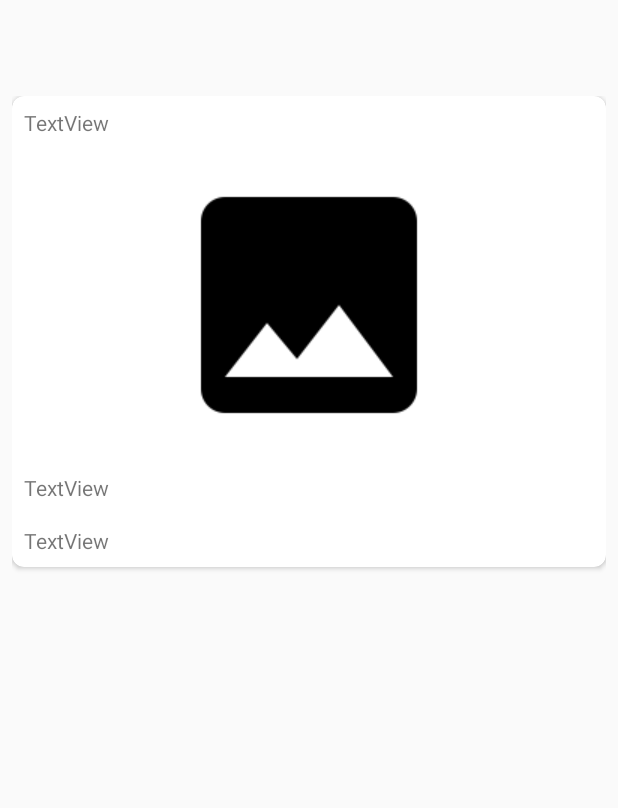
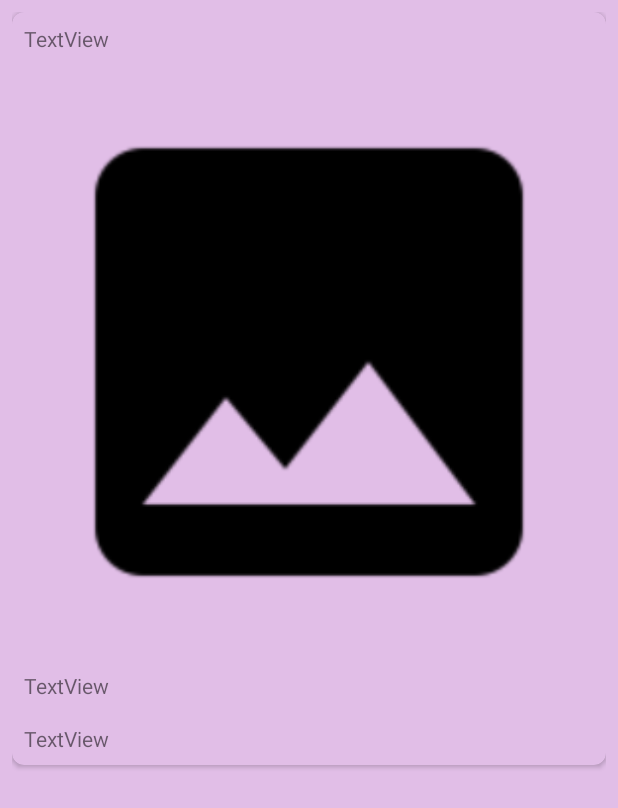
Before and after one commit to GerardoZ/Flickr-Browser, an Android app: the layout content_photo_detail.xml on its own in the app's theme, with its tools: preview values and no code run, on a phone screen of 412 x 824 dp. Shown: the top 808 px of the screen. Run offline under Robolectric (Android 15) with nearby library versions, the phone set to English and light mode, and no system bars.

Commit message:
Clase 162

```diff
--- a/app/build.gradle
+++ b/app/build.gradle
@@ -19,7 +19,7 @@ android {
 }
 
 dependencies {
-    implementation fileTree(dir: 'libs', include: ['*.jar'])
+    implementation fileTree(include: ['*.jar'], dir: 'libs')
     implementation 'com.android.support:appcompat-v7:26.1.0'
     implementation 'com.android.support.constraint:constraint-layout:1.0.2'
     implementation 'com.android.support:design:26.1.0'
@@ -27,4 +27,5 @@ dependencies {
     androidTestImplementation 'com.android.support.test:runner:1.0.1'
     androidTestImplementation 'com.android.support.test.espresso:espresso-core:3.0.1'
     implementation 'com.android.support:cardview-v7:26.1.0'
+    implementation 'com.squareup.picasso:picasso:2.3.2'
 }
--- a/app/src/main/res/layout/browse.xml
+++ b/app/src/main/res/layout/browse.xml
@@ -1,6 +1,7 @@
 <?xml version="1.0" encoding="utf-8"?>
 <LinearLayout xmlns:android="http://schemas.android.com/apk/res/android"
     xmlns:app="http://schemas.android.com/apk/res-auto"
+    xmlns:tools="http://schemas.android.com/tools"
     android:layout_width="match_parent"
     android:layout_height="wrap_content"
     android:orientation="horizontal"
@@ -12,6 +13,7 @@
         android:layout_width="0dp"
         android:layout_height="wrap_content"
         android:layout_weight="1"
+        android:contentDescription="@string/browse_image_description"
         android:scaleType="fitStart"
         app:srcCompat="@drawable/placeholder" />
 
@@ -22,5 +24,5 @@
         android:layout_marginLeft="16dp"
         android:layout_marginStart="16dp"
         android:layout_weight="2"
-        android:text="TextView" />
+        tools:text="Empty Textview" />
 </LinearLayout>
--- a/app/src/main/res/layout/content_photo_detail.xml
+++ b/app/src/main/res/layout/content_photo_detail.xml
@@ -12,7 +12,6 @@
     <ScrollView
         android:layout_width="match_parent"
         android:layout_height="match_parent"
-        android:layout_marginTop="?actionBarSize"
         android:padding="8dp">
 
         <android.support.v7.widget.CardView
@@ -31,13 +30,15 @@
                     android:layout_width="match_parent"
                     android:layout_height="wrap_content"
                     android:layout_margin="8dp"
-                    android:text="TextView" />
+                    tools:text="TextView" />
 
                 <ImageView
                     android:id="@+id/photo_image"
                     android:layout_width="match_parent"
                     android:layout_height="wrap_content"
                     android:layout_margin="8dp"
+                    android:adjustViewBounds="true"
+                    android:contentDescription="@string/browse_image_description"
                     android:scaleType="fitCenter"
                     app:srcCompat="@drawable/placeholder" />
 
@@ -46,14 +47,14 @@
                     android:layout_width="match_parent"
                     android:layout_height="wrap_content"
                     android:layout_margin="8dp"
-                    android:text="TextView" />
+                    tools:text="TextView" />
 
                 <TextView
                     android:id="@+id/photo_tags"
                     android:layout_width="match_parent"
                     android:layout_height="wrap_content"
                     android:layout_margin="8dp"
-                    android:text="TextView" />
+                    tools:text="TextView" />
             </LinearLayout>
         </android.support.v7.widget.CardView>
     </ScrollView>
--- a/app/src/main/res/menu/menu_main.xml
+++ b/app/src/main/res/menu/menu_main.xml
@@ -7,4 +7,10 @@
         android:orderInCategory="100"
         android:title="@string/action_settings"
         app:showAsAction="never" />
+    <item
+        android:id="@+id/action_search"
+        android:icon="@android:drawable/ic_menu_search"
+        android:orderInCategory="101"
+        android:title="@string/activity_search"
+        app:showAsAction="ifRoom" />
 </menu>
--- /dev/null
+++ b/app/src/main/res/values-v23/styles.xml
@@ -0,0 +1,11 @@
+<?xml version="1.0" encoding="utf-8"?>
+<resources>
+    <style name="AppTheme.NoActionBar">
+        <item name="windowActionBar">false</item>
+        <item name="windowNoTitle">true</item>
+        <item name="android:windowDrawsSystemBarBackgrounds">true</item>
+        <item name="android:statusBarColor">@android:color/transparent</item>
+        <item name="android:colorBackgroundFloating">@color/primary_light</item>
+        <item name="android:navigationBarColor">@color/primary_dark</item>
+    </style>
+</resources>
--- a/app/src/main/res/values/colors.xml
+++ b/app/src/main/res/values/colors.xml
@@ -1,6 +1,11 @@
 <?xml version="1.0" encoding="utf-8"?>
 <resources>
-    <color name="colorPrimary">#3F51B5</color>
-    <color name="colorPrimaryDark">#303F9F</color>
-    <color name="colorAccent">#FF4081</color>
+    <color name="primary">#9C27B0</color>
+    <color name="primary_dark">#7B1FA2</color>
+    <color name="primary_light">#E1BEE7</color>
+    <color name="accent">#FFC107</color>
+    <color name="primary_text">#212121</color>
+    <color name="secondary_text">#757575</color>
+    <color name="icons">#FFFFFF</color>
+    <color name="divider">#BDBDBD</color>
 </resources>
--- a/app/src/main/res/values/strings.xml
+++ b/app/src/main/res/values/strings.xml
@@ -3,4 +3,9 @@
     <string name="action_settings">Settings</string>
     <string name="title_activity_search">SearchActivity</string>
     <string name="title_activity_photo_detail">Photo Detail</string>
+    <string name="browse_image_description">Downloaded Flickr Photo</string>
+    <string name="photo_title_text">Title: %s</string>
+    <string name="photo_tags_text">Tags: %s</string>
+    <string name="activity_search">Search</string>
+    <string name="searchable_hint">Enter photo tags</string>
 </resources>
--- a/app/src/main/res/values/styles.xml
+++ b/app/src/main/res/values/styles.xml
@@ -3,9 +3,13 @@
     <!-- Base application theme. -->
     <style name="AppTheme" parent="Theme.AppCompat.Light.DarkActionBar">
         <!-- Customize your theme here. -->
-        <item name="colorPrimary">@color/colorPrimary</item>
-        <item name="colorPrimaryDark">@color/colorPrimaryDark</item>
-        <item name="colorAccent">@color/colorAccent</item>
+        <item name="colorPrimary">@color/primary</item>
+        <item name="colorPrimaryDark">@color/primary_dark</item>
+        <item name="colorAccent">@color/accent</item>
+        <item name="android:textColorSecondary">@color/secondary_text</item>
+        <item name="android:icon">@color/icons</item>
+        <item name="android:windowBackground">@color/primary_light</item>
+        <item name="cardBackgroundColor">@color/primary</item>
     </style>
 
     <style name="AppTheme.NoActionBar">
--- /dev/null
+++ b/app/src/main/res/xml/searchable.xml
@@ -0,0 +1,4 @@
+<?xml version="1.0" encoding="utf-8"?>
+<searchable xmlns:android="http://schemas.android.com/apk/res/android"
+    android:hint="@string/searchable_hint"
+    android:label="@string/title_activity_search"/>
```
Also changed, not shown: app/src/main/AndroidManifest.xml (+4 -6 lines), app/src/main/java/com/gerardozarate/flickrbrowser/BaseActivity.java (added, +33 -0 lines), app/src/main/java/com/gerardozarate/flickrbrowser/FlickrRecyclerViewAdapter.java (added, +77 -0 lines), app/src/main/java/com/gerardozarate/flickrbrowser/MainActivity.java (+39 -6 lines), app/src/main/java/com/gerardozarate/flickrbrowser/Photo.java (+6 -1 lines), app/src/main/java/com/gerardozarate/flickrbrowser/PhotoDetailActivity.java (+30 -11 lines), app/src/main/java/com/gerardozarate/flickrbrowser/RecyclerItemClickListener.java (added, +64 -0 lines), app/src/main/java/com/gerardozarate/flickrbrowser/SearchActivity.java (+11 -13 lines), app/src/main/res/drawable/ic_search_black_24dp.xml (added, +9 -0 lines), app/src/main/res/menu/menu_search.xml (added, +11 -0 lines).
